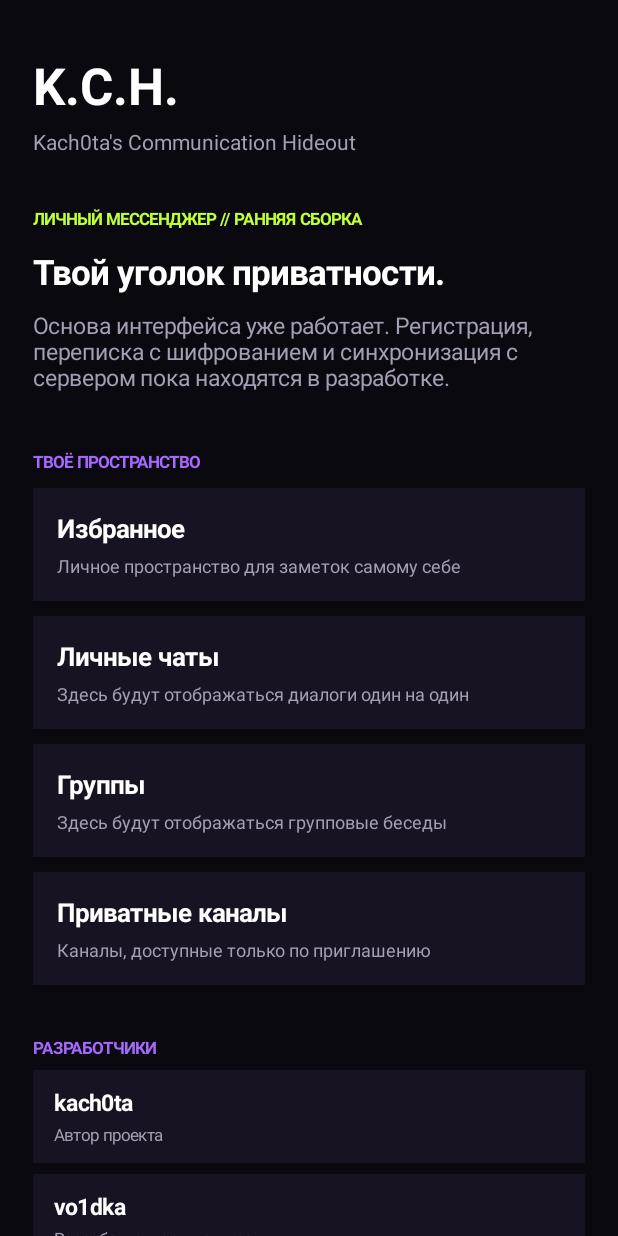
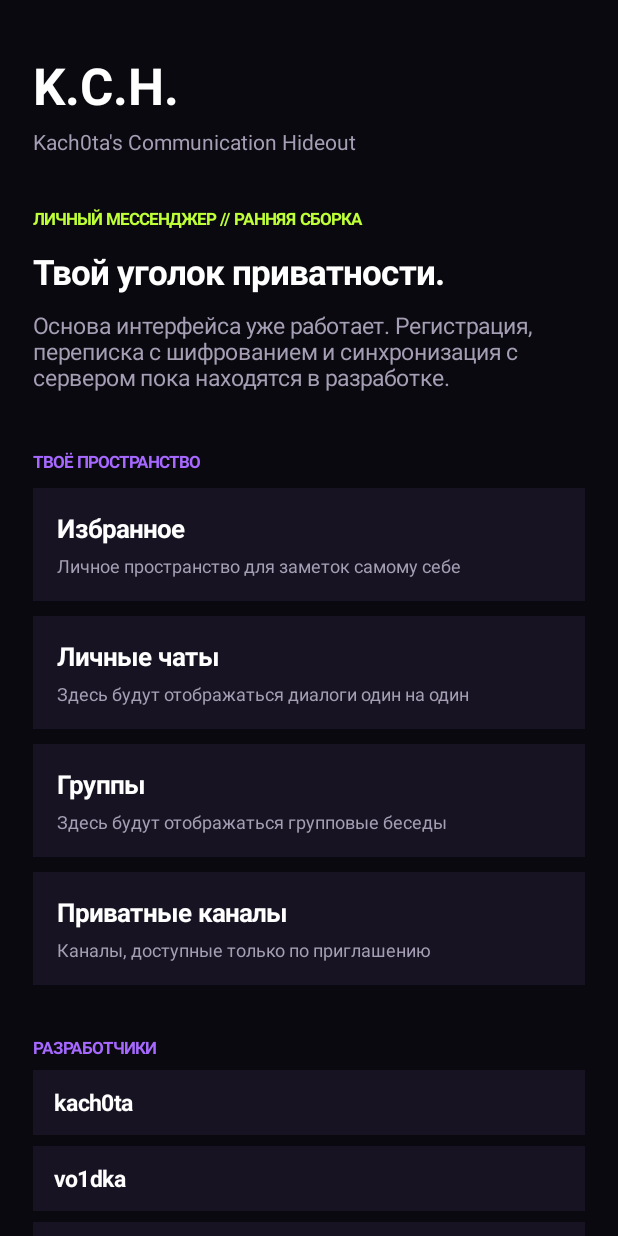
Before and after one commit to kach0ta/KCH, an Android app: the screen it shows after launch (MainActivity), on a phone screen of 412 x 824 dp. Run offline under Robolectric (Android 15) with nearby library versions, the phone set to English and light mode, and no system bars.

Commit message:
Show developer credits as names only

```diff
--- a/app/src/main/java/com/kach0ta/kch/MainActivity.java
+++ b/app/src/main/java/com/kach0ta/kch/MainActivity.java
@@ -43,10 +43,10 @@ public final class MainActivity extends Activity {
         root.addView(card("Приватные каналы", "Каналы, доступные только по приглашению"));
 
         add(root, label("РАЗРАБОТЧИКИ", 11, PURPLE, true), 34);
-        root.addView(developer("kach0ta", "Автор проекта"));
-        root.addView(developer("vo1dka", "Разработка и архитектура"));
-        root.addView(developer("r3z0n", "Разработка"));
-        root.addView(developer("a1r1s", "Разработка"));
+        root.addView(developer("kach0ta"));
+        root.addView(developer("vo1dka"));
+        root.addView(developer("r3z0n"));
+        root.addView(developer("a1r1s"));
 
         TextView footer = label("K.C.H.  •  FOUNDATION BUILD", 10, MUTED, false);
         footer.setGravity(Gravity.CENTER);
@@ -67,7 +67,7 @@ public final class MainActivity extends Activity {
         return box;
     }
 
-    private View developer(String name, String role) {
+    private View developer(String name) {
         LinearLayout box = new LinearLayout(this);
         box.setOrientation(LinearLayout.VERTICAL);
         box.setPadding(dp(14), dp(11), dp(14), dp(11));
@@ -76,7 +76,6 @@ public final class MainActivity extends Activity {
         p.topMargin = dp(7);
         box.setLayoutParams(p);
         box.addView(label(name, 15, Color.WHITE, true));
-        add(box, label(role, 11, MUTED, false), 3);
         return box;
     }
 
```
